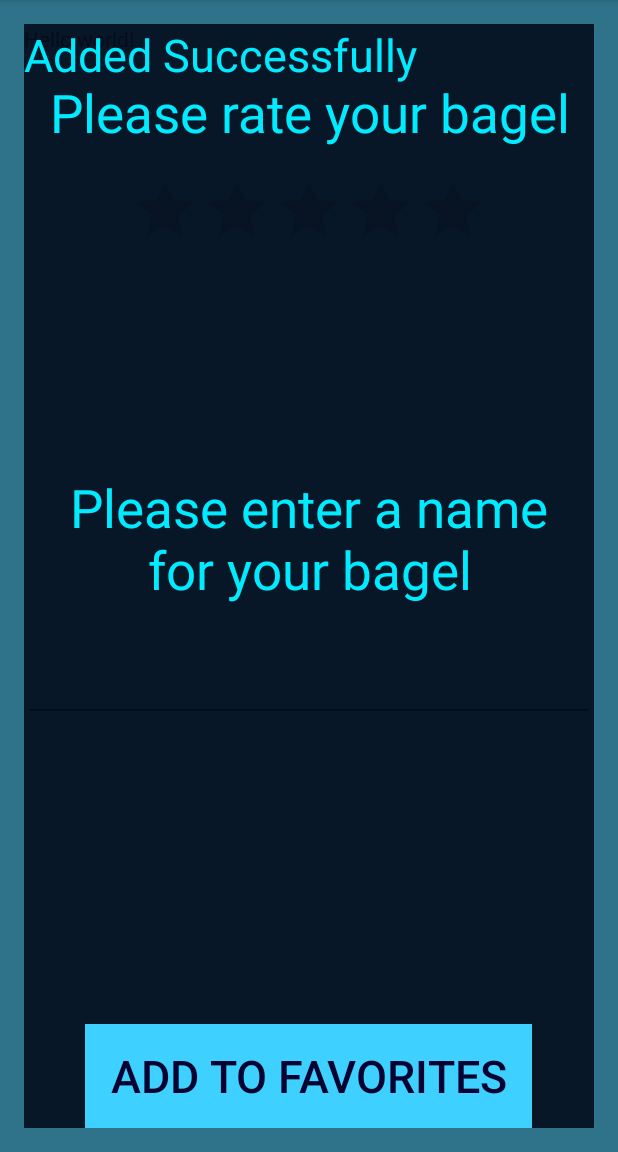
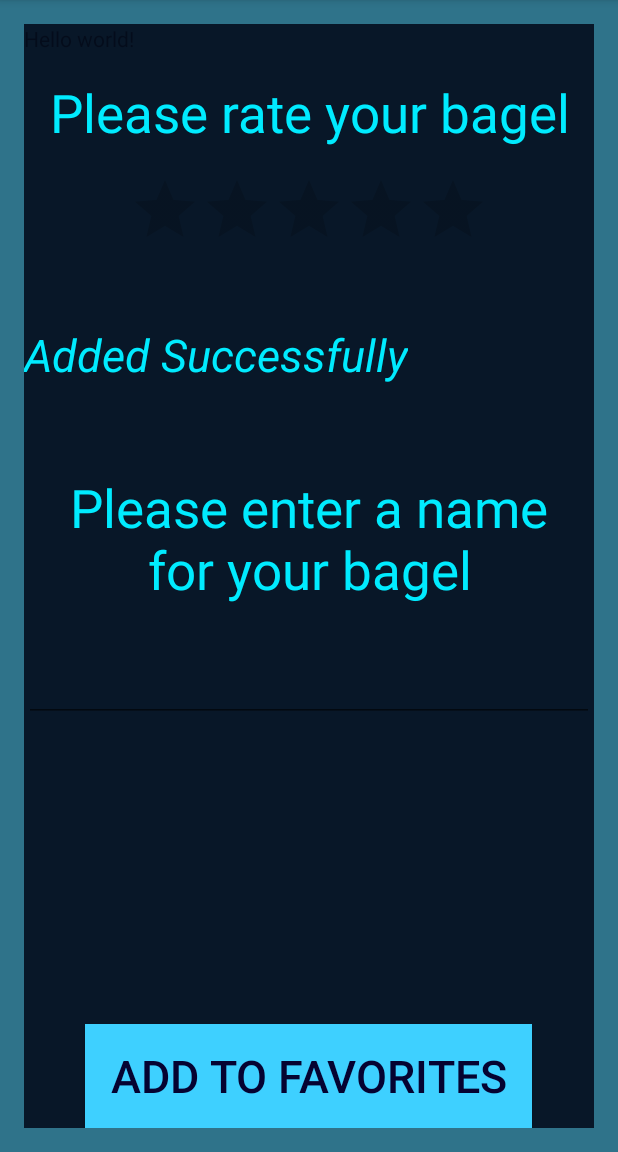
Before and after one commit to invaderlucky/BagelButton, an Android app: the screen it shows after launch (MainActivity), after a tap on "ADD TO FAVORITES", on a phone screen of 412 x 824 dp, the part 84-1236 px from its top. Run offline under Robolectric (Android 15) with nearby library versions, the phone set to English and light mode, and no system bars; 2 other taps on this screen came first.

Commit message:
Updated success message

```diff
--- a/app/src/main/res/layout/activity_third.xml
+++ b/app/src/main/res/layout/activity_third.xml
@@ -88,7 +88,9 @@
             android:textColor="#ff00ebff"
             android:textAlignment="center"
             android:textSize="30dp"
-            android:gravity="center_horizontal" />
+            android:gravity="center_horizontal"
+            android:paddingTop="200dp"
+            android:textStyle="italic" />
 
     </FrameLayout>
 </RelativeLayout>
```
